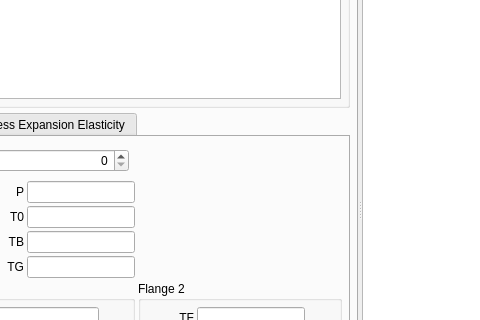
Above: pcalc/src/gui/pcalc_en1591widget.ui from hermixy/biluna before the change; both pictures show x 448 to 928 and y 170 to 490 of the 1069 by 757 pixel window. Below: the same form after it.
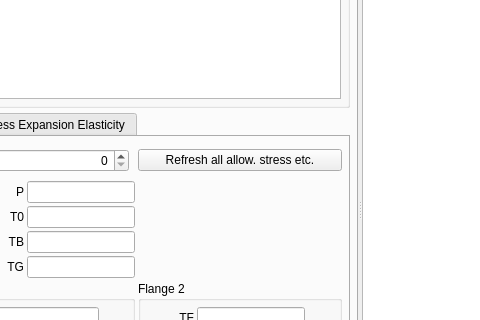
That is the form after the change. The open tabs and pages were chosen to show the change. Icons and pictures are not drawn. Custom widgets are drawn as their Qt base class.

Commit message: PCALC implemented elasmodul thermexp

Diff of the .ui file:
```diff
--- a/pcalc/src/gui/pcalc_en1591widget.ui
+++ b/pcalc/src/gui/pcalc_en1591widget.ui
@@ -3487,6 +3487,13 @@
                </item>
               </layout>
              </item>
+             <item row="2" column="1">
+              <widget class="QPushButton" name="pbRefreshProperty">
+               <property name="text">
+                <string>Refresh all allow. stress etc.</string>
+               </property>
+              </widget>
+             </item>
             </layout>
            </widget>
            <widget class="QWidget" name="tabForce">
```
The commit also changes 5 other files.
